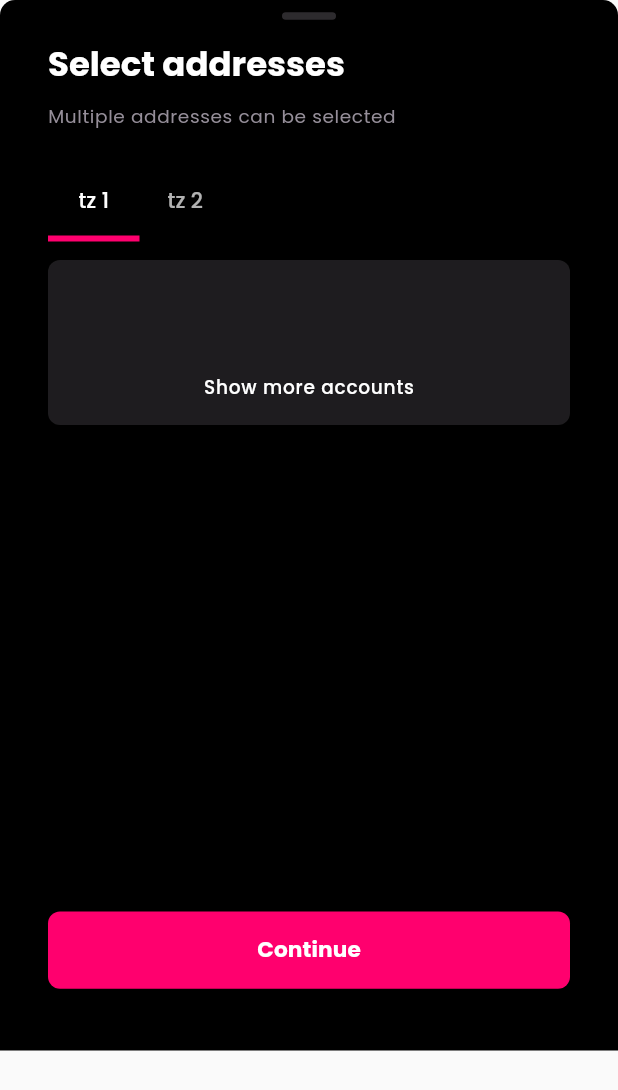
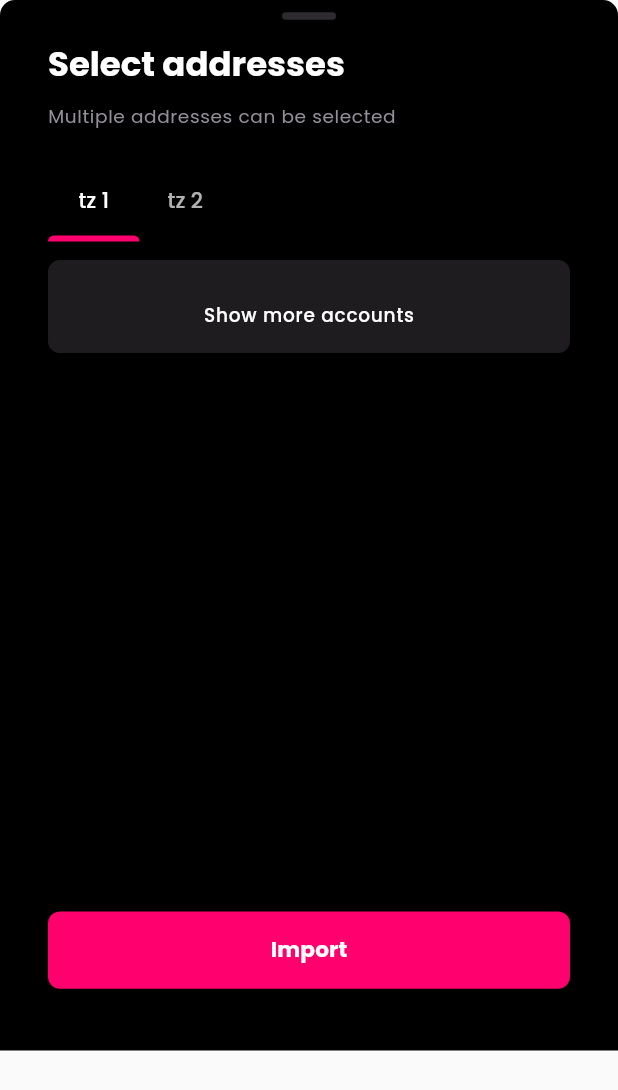
Before and after one commit to Tezsure/plenty-wallet, a Flutter app: the AccountBottomSheet widget shown alone on an empty page, opened directly with empty values, on a phone screen of 412 x 824 dp. Shown: the top 1090 px of the screen. Run offline on Flutter 3.47's test engine with Material 2 defaults, Android fonts, the phone set to English and light mode, and no system bars; drawn by our look-alikes of shimmer; our stand-ins replace cached_network_image, flutter_secure_storage, flutter_svg, get, hex, image_picker and 5 more; missing offline and left inert: dartez, simple_gql, web3auth_flutter; accounts and stored records are empty; project files that could hold a hidden picture were left out.

Commit message:
import wallet ui changes

```diff
--- a/lib/app/modules/import_wallet_page/views/import_wallet_page_view.dart
+++ b/lib/app/modules/import_wallet_page/views/import_wallet_page_view.dart
@@ -8,6 +8,7 @@ import 'package:naan_wallet/app/data/services/enums/enums.dart';
 import 'package:naan_wallet/app/modules/common_widgets/bottom_sheet.dart';
 import 'package:naan_wallet/app/modules/common_widgets/solid_button.dart';
 import 'package:naan_wallet/app/modules/import_wallet_page/widgets/accounts_widget.dart';
+import 'package:naan_wallet/app/modules/import_wallet_page/widgets/custom_tab_indicator.dart';
 import 'package:naan_wallet/utils/extensions/size_extension.dart';
 import 'package:naan_wallet/utils/styles/styles.dart';
 
@@ -51,7 +52,7 @@ class ImportWalletPageView extends GetView<ImportWalletPageController> {
                     children: [
                       Text(
                         "Info",
-                        style: titleMedium.apply(
+                        style: labelMedium.apply(
                             color: ColorConst.NeutralVariant.shade60),
                       ),
                       0.01.hspace,
@@ -197,45 +198,22 @@ class ImportWalletPageView extends GetView<ImportWalletPageController> {
           },
           active: controller.phraseText.split(" ").join().length >= 2 &&
               controller.importWalletDataType != ImportWalletDataType.none,
-        inActiveChild: Row(
-          mainAxisAlignment: MainAxisAlignment.center,
-          children: [
-            SvgPicture.asset(
-              "${PathConst.SVG}import.svg",
-              fit: BoxFit.scaleDown,
-              color: ColorConst.NeutralVariant.shade60,
-            ),
-            0.03.hspace,
-            Text(
+          inActiveChild: Text(
             "Import",
             style: titleSmall.apply(color: ColorConst.NeutralVariant.shade60),
-            )
-          ],
           ),
-        child: Row(
-          mainAxisAlignment: MainAxisAlignment.center,
-          children: [
-            SvgPicture.asset(
-              "${PathConst.SVG}import.svg",
-              fit: BoxFit.scaleDown,
-              color: ColorConst.Neutral.shade95,
-            ),
-            0.03.hspace,
-            Text(
+          child: Text(
             controller.importWalletDataType == ImportWalletDataType.privateKey
                 ? "Import using private key"
                 : controller.importWalletDataType ==
                         ImportWalletDataType.mnemonic
-                      ? "Import using seed phrase"
+                    ? "Next"
                     : controller.importWalletDataType ==
                             ImportWalletDataType.watchAddress
                         ? "Import watch address"
                         : "Import",
             style: titleSmall.apply(color: ColorConst.Neutral.shade95),
-            )
-          ],
-        ),
-      ),
+          )),
     );
   }
 
@@ -363,6 +341,14 @@ class AccountBottomSheet extends StatelessWidget {
                     indicatorSize: TabBarIndicatorSize.label,
                     indicatorWeight: 4,
                     indicatorPadding: EdgeInsets.zero,
+                    indicator: MaterialIndicator(
+                      color: ColorConst.Primary,
+                      height: 4,
+                      topLeftRadius: 4,
+                      topRightRadius: 4,
+                      strokeWidth: 4,
+
+                    ),
                     labelPadding: EdgeInsets.zero,
                     tabs: [
                       Tab(
@@ -434,7 +420,7 @@ class AccountBottomSheet extends StatelessWidget {
           onPressed: () {
             controller.redirectBasedOnImportWalletType();
           },
-          title: "Continue",
+          title: "Import",
         ),
         0.05.vspace
       ],
--- a/lib/app/modules/import_wallet_page/widgets/accounts_widget.dart
+++ b/lib/app/modules/import_wallet_page/widgets/accounts_widget.dart
@@ -40,7 +40,6 @@ class AccountWidget extends StatelessWidget {
                             controller.generatedAccounts[index], index),
                       ),
                     ),
-                    accountLoadingShimmer(),
                     if (controller.generatedAccounts.length < 100)
                       showMoreAccountButton(
                           controller.generatedAccounts.length - 1),
@@ -67,7 +66,6 @@ class AccountWidget extends StatelessWidget {
                           shrinkWrap: true,
                         ),
                       ),
-                      accountLoadingShimmer(),
                       if (controller.generatedAccounts.length < 100)
                         showMoreAccountButton(
                             controller.generatedAccounts.length - 1),
@@ -173,19 +171,17 @@ class AccountWidget extends StatelessWidget {
     );
   }
 
-  Widget accountLoadingShimmer() {
-    return Row(
-      children: [
-        Shimmer.fromColors(
-            direction: ShimmerDirection.ltr,
-            child: CircleAvatar(radius: 24),
-            baseColor: Colors.transparent,
-            highlightColor: Color(0xffe8e8e8).withOpacity(0.24)),
-        0.05.hspace,
+  // Widget accountLoadingShimmer() {
+  //   return Row(
+  //     children: [
+  //       Shimmer.fromColors(
+  //           direction: ShimmerDirection.ltr,
+  //           child: CircleAvatar(radius: 24),
+  //           baseColor: Colors.transparent,
+  //           highlightColor: Color(0xffe8e8e8).withOpacity(0.24)),
+  //       0.05.hspace,
 
-
-
-        ],
-    );
-  }
+  //       ],
+  //   );
+  // }
 }
--- /dev/null
+++ b/lib/app/modules/import_wallet_page/widgets/custom_tab_indicator.dart
@@ -0,0 +1,134 @@
+import 'package:flutter/material.dart';
+import 'package:flutter/widgets.dart';
+
+class MaterialIndicator extends Decoration {
+  /// Height of the indicator. Defaults to 4
+  final double height;
+
+  /// Determines to location of the tab, [TabPosition.bottom] set to default.
+  final TabPosition tabPosition;
+
+  /// topRight radius of the indicator, default to 5.
+  final double topRightRadius;
+
+  /// topLeft radius of the indicator, default to 5.
+  final double topLeftRadius;
+
+  /// bottomRight radius of the indicator, default to 0.
+  final double bottomRightRadius;
+
+  /// bottomLeft radius of the indicator, default to 0
+  final double bottomLeftRadius;
+
+  /// Color of the indicator, default set to [Colors.black]
+  final Color color;
+
+  /// Horizontal padding of the indicator, default set 0
+  final double horizontalPadding;
+
+  /// [PagingStyle] determines if the indicator should be fill or stroke, default to fill
+  final PaintingStyle paintingStyle;
+
+  /// StrokeWidth, used for [PaintingStyle.stroke], default set to 2
+  final double strokeWidth;
+
+  MaterialIndicator({
+    this.height = 4,
+    this.tabPosition = TabPosition.bottom,
+    this.topRightRadius = 5,
+    this.topLeftRadius = 5,
+    this.bottomRightRadius = 0,
+    this.bottomLeftRadius = 0,
+    this.color = Colors.black,
+    this.horizontalPadding = 0,
+    this.paintingStyle = PaintingStyle.fill,
+    this.strokeWidth = 2,
+  });
+  @override
+  _CustomPainter createBoxPainter([VoidCallback? onChanged]) {
+    return new _CustomPainter(
+      this,
+      onChanged,
+      bottomLeftRadius: bottomLeftRadius,
+      bottomRightRadius: bottomRightRadius,
+      color: color,
+      height: height,
+      horizontalPadding: horizontalPadding,
+      tabPosition: tabPosition,
+      topLeftRadius: topLeftRadius,
+      topRightRadius: topRightRadius,
+      paintingStyle: paintingStyle,
+      strokeWidth: strokeWidth,
+    );
+  }
+}
+
+class _CustomPainter extends BoxPainter {
+  final MaterialIndicator decoration;
+  final double height;
+  final TabPosition tabPosition;
+  final double topRightRadius;
+  final double topLeftRadius;
+  final double bottomRightRadius;
+  final double bottomLeftRadius;
+  final Color color;
+  final double horizontalPadding;
+  final double strokeWidth;
+  final PaintingStyle paintingStyle;
+
+  _CustomPainter(
+    this.decoration,
+    VoidCallback? onChanged, {
+    required this.height,
+    required this.tabPosition,
+    required this.topRightRadius,
+    required this.topLeftRadius,
+    required this.bottomRightRadius,
+    required this.bottomLeftRadius,
+    required this.color,
+    required this.horizontalPadding,
+    required this.paintingStyle,
+    required this.strokeWidth,
+  }) : super(onChanged);
+
+  @override
+  void paint(Canvas canvas, Offset offset, ImageConfiguration configuration) {
+    assert(horizontalPadding >= 0);
+    assert(horizontalPadding < configuration.size!.width / 2,
+        "Padding must be less than half of the size of the tab");
+    assert(height > 0);
+    assert(strokeWidth >= 0 &&
+        strokeWidth < configuration.size!.width / 2 &&
+        strokeWidth < configuration.size!.height / 2);
+
+    //offset is the position from where the decoration should be drawn.
+    //configuration.size tells us about the height and width of the tab.
+    Size mysize =
+        Size(configuration.size!.width - (horizontalPadding * 2), height);
+
+    Offset myoffset = Offset(
+      offset.dx + (horizontalPadding),
+      offset.dy +
+          (tabPosition == TabPosition.bottom
+              ? configuration.size!.height - height
+              : 0),
+    );
+
+    final Rect rect = myoffset & mysize;
+    final Paint paint = Paint();
+    paint.color = color;
+    paint.style = paintingStyle;
+    paint.strokeWidth = strokeWidth;
+    canvas.drawRRect(
+        RRect.fromRectAndCorners(
+          rect,
+          bottomRight: Radius.circular(bottomRightRadius),
+          bottomLeft: Radius.circular(bottomLeftRadius),
+          topLeft: Radius.circular(topLeftRadius),
+          topRight: Radius.circular(topRightRadius),
+        ),
+        paint);
+  }
+}
+
+enum TabPosition { top, bottom }
```
Also changed, not shown: 1 other file. Lines whose indentation alone changed are shown as unchanged.
